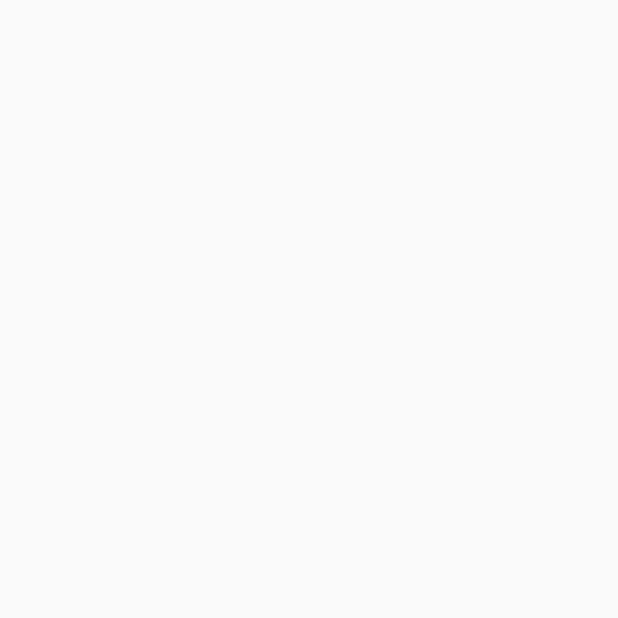
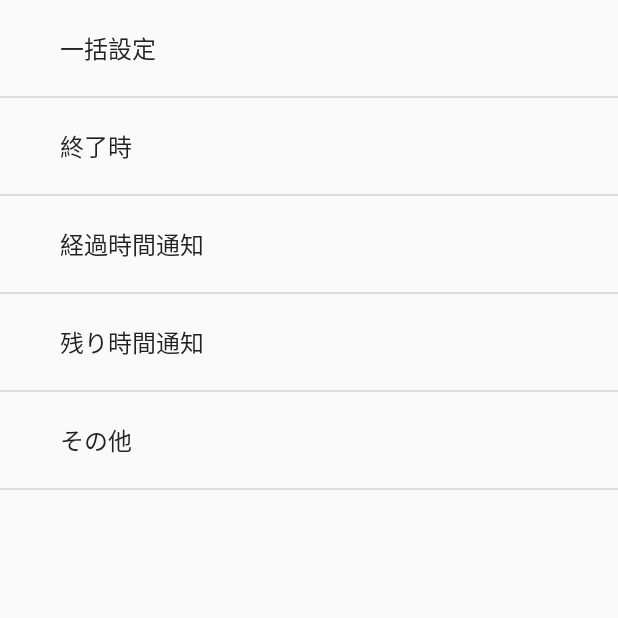
Before and after one commit to Takatoshi-Miura/013-NotificationTimer, an Android app: the SoundSettingActivity screen opened directly, with no data from a screen before it, on a phone screen of 412 x 824 dp, the top half of it. Before the commit the part shown is empty. Run offline under Robolectric (Android 15) with nearby library versions, the phone set to English and light mode, and no system bars.

Commit message:
[Update] SoundSettingActivityにて、セクションタイトルを設定。

```diff
--- a/app/src/main/java/com/example/miura/notificationtimer/SoundSettingActivity.kt
+++ b/app/src/main/java/com/example/miura/notificationtimer/SoundSettingActivity.kt
@@ -2,11 +2,74 @@ package com.example.miura.notificationtimer
 
 import androidx.appcompat.app.AppCompatActivity
 import android.os.Bundle
+import android.widget.*
+import kotlinx.android.synthetic.main.activity_sound_setting.*
 
 class SoundSettingActivity : AppCompatActivity() {
 
+    private lateinit var mAdapter: SimpleExpandableListAdapter
+
+    companion object {
+        const val KEY_PARENT = "FOLDER"
+        const val KEY_CHILD  = "CATEGORY"
+    }
+
+
+    // ライフサイクルメソッド
     override fun onCreate(savedInstanceState: Bundle?) {
         super.onCreate(savedInstanceState)
         setContentView(R.layout.activity_sound_setting)
+
+        // 音声設定リストをロード
+        loadFolders()
     }
+
+
+
+    // 音声設定リストをロードするメソッド
+    private fun loadFolders() {
+        // 宣言
+        val folders = mutableListOf<Map<String, String>>()
+        val categoriesOfFolder = mutableListOf<MutableList<Map<String, String>>>()
+
+
+        // タイトルを格納
+        var folderTitleList   = arrayOf("一括設定","終了時","経過時間通知","残り時間通知","その他")
+        var categoryTitleList = listOf("マナーモード","")
+
+
+        // リストの項目を作成
+        for (i in 0..4) {
+            // セクションタイトルを作成
+            val category = mapOf(KEY_PARENT to folderTitleList[i])
+            folders.add(category)
+
+            // セクションの項目を作成
+            val categories = mutableListOf<Map<String, String>>()
+            for (j in 1..3) {
+                val todo = mapOf(KEY_CHILD to KEY_CHILD + j.toString())
+                categories.add(todo)
+            }
+
+            categoriesOfFolder.add(categories)
+        }
+
+        // アダプターに上記で作成した項目を反映
+        mAdapter = SimpleExpandableListAdapter(
+            this,
+            folders,
+            android.R.layout.simple_expandable_list_item_1,
+            arrayOf(KEY_PARENT),
+            intArrayOf(android.R.id.text1, android.R.id.text2),
+            categoriesOfFolder,
+            android.R.layout.simple_expandable_list_item_1,
+            arrayOf(KEY_CHILD),
+            intArrayOf(android.R.id.text1, android.R.id.text2)
+        )
+
+        // リストビューにアダプターを反映
+        val listView = (findViewById(R.id.expandable_listview) as ExpandableListView)
+        listView.setAdapter(mAdapter)
+    }
+
 }
--- a/app/src/main/res/layout/activity_sound_setting.xml
+++ b/app/src/main/res/layout/activity_sound_setting.xml
@@ -6,4 +6,13 @@
     android:layout_height="match_parent"
     tools:context=".SoundSettingActivity">
 
+    <ExpandableListView
+        android:id="@+id/expandable_listview"
+        android:layout_width="match_parent"
+        android:layout_height="match_parent"
+        android:groupIndicator="@null"
+        app:layout_constraintBottom_toBottomOf="parent"
+        app:layout_constraintEnd_toEndOf="parent"
+        app:layout_constraintStart_toStartOf="parent"
+        app:layout_constraintTop_toTopOf="parent" />
 </androidx.constraintlayout.widget.ConstraintLayout>
```
